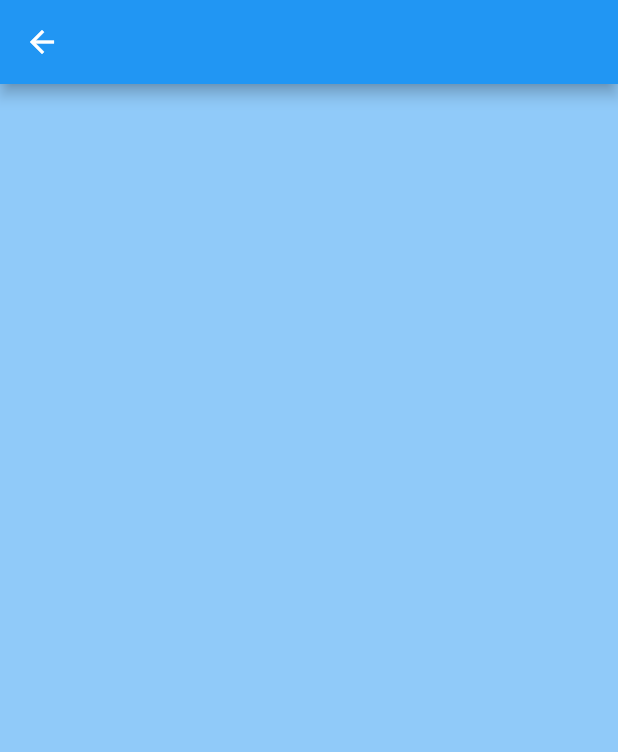
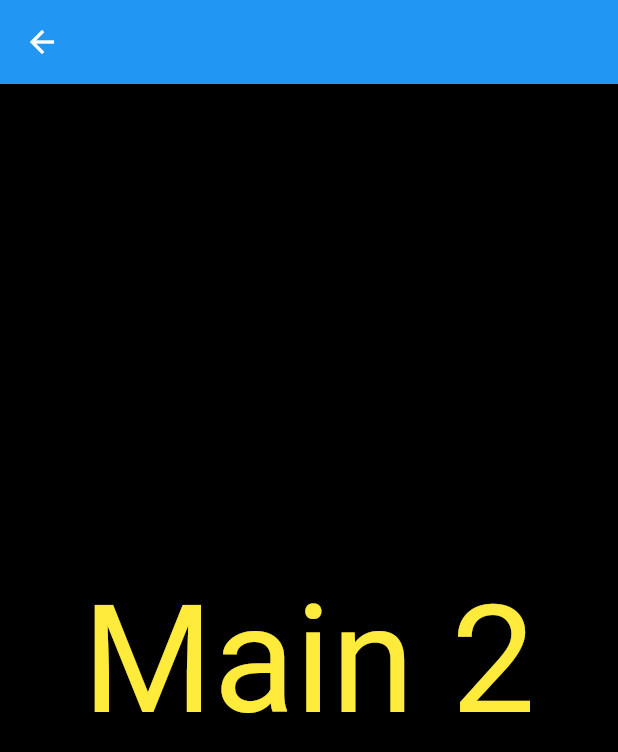
Before and after one commit to TNNam1408/Theme_custom, a Flutter app: the Main2 screen opened directly, on a phone screen of 412 x 824 dp. Shown: the top 752 px of the screen. Run offline on Flutter 3.47's test engine with Material 2 defaults, Android fonts, the phone set to English and light mode, and no system bars; our stand-ins replace flutter_bloc.

Commit message:
fix blocbuilder

```diff
--- a/lib/screen 2.dart
+++ b/lib/screen 2.dart
@@ -1,4 +1,6 @@
 import 'package:flutter/material.dart';
+import 'package:theme_dl/Main%203.dart';
+import 'package:theme_dl/theme/theme.dart';
 
 class Main2 extends StatefulWidget {
   const Main2({Key? key}) : super(key: key);
@@ -13,12 +15,17 @@ class _Main2State extends State<Main2> {
     return Scaffold(
       appBar: AppBar(),
       body: Container(
-        color: Theme.of(context).backgroundColor,
+        color: AppTheme.of(context).bg,
         child: Center(
-          child: Text(
-            "Main 2",
-            style: TextStyle(
-                fontSize: 100, color: Theme.of(context).backgroundColor),
+          child: InkWell(
+            onTap: () {
+              Navigator.push(
+                  context, MaterialPageRoute(builder: (context) => Main3()));
+            },
+            child: Text(
+              "Main 2",
+              style: TextStyle(fontSize: 100, color: AppTheme.of(context).text),
+            ),
           ),
         ),
       ),
--- a/lib/theme/theme.dart
+++ b/lib/theme/theme.dart
@@ -9,26 +9,32 @@ abstract class BaseTheme {
 class ThemeDark extends BaseTheme {
   @override
   // TODO: implement bg
-  Color get bg => Colors.red;
+  Color get bg => Colors.black;
+
+  @override
+  // TODO: implement text
+  Color get text => Colors.yellow;
+}
+
+class ThemeLight extends BaseTheme {
+  @override
+  // TODO: implement bg
+  Color get bg => Colors.white;
 
   @override
   // TODO: implement text
   Color get text => Colors.red;
 }
 
-class ThemeLight extends BaseTheme {
-  @override
-  // TODO: implement bg
-  Color get bg => Colors.red;
+class AppTheme {
+  // static late BuildContext context;
+  // static void init(BuildContext ctx) {
+  // context = ctx;
+  // }
 
-  @override
-  // TODO: implement text
-  Color get text => Colors.white;
-}
-
-class AppTheme {
   static BaseTheme of(BuildContext context) {
-    var mode = context.read<AppThemeCubit>().state;
+    //old ctx
+    var mode = context.watch<AppThemeCubit>().state;
     return mode == CThemeMode.light ? ThemeDark() : ThemeLight();
   }
 }
```
Also changed, not shown: lib/Main 3.dart (added, +21 -0 lines), lib/main.dart (+21 -19 lines).
